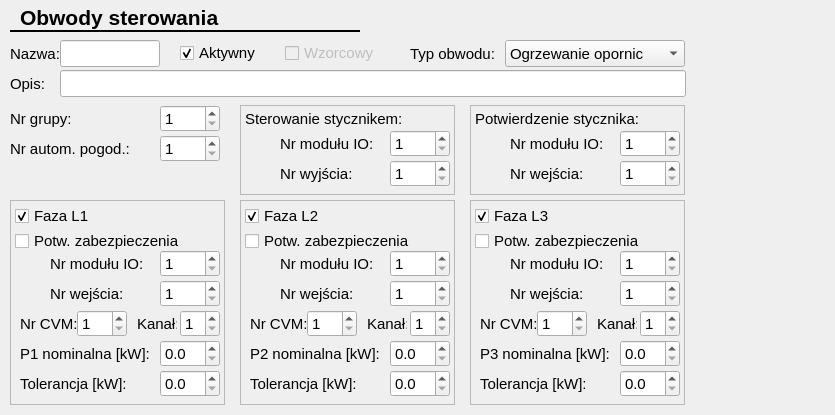
Qt form CfgForms/ccircuitcfgform.ui (kaczmar55/koneor_v2) before a commit.
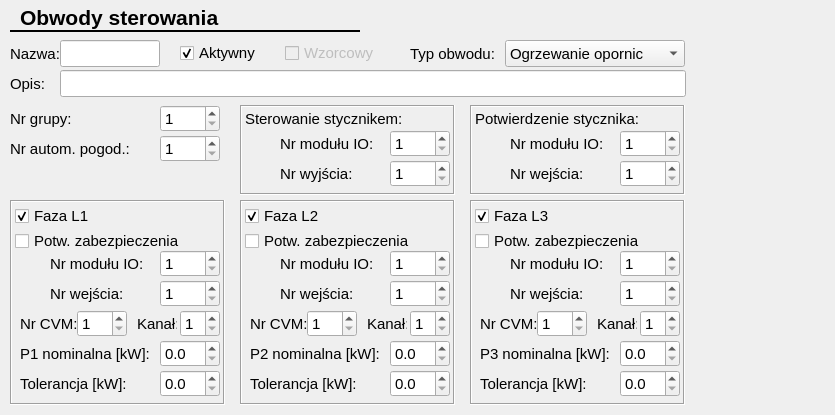
The same form after that commit.

Patch:
```diff
--- a/CfgForms/ccircuitcfgform.ui
+++ b/CfgForms/ccircuitcfgform.ui
@@ -71,10 +71,10 @@
     </font>
    </property>
    <property name="frameShape">
-    <enum>QFrame::StyledPanel</enum>
+    <enum>QFrame::Box</enum>
    </property>
    <property name="frameShadow">
-    <enum>QFrame::Raised</enum>
+    <enum>QFrame::Sunken</enum>
    </property>
    <widget class="QLabel" name="label_46">
     <property name="geometry">
@@ -260,10 +260,10 @@
     </font>
    </property>
    <property name="frameShape">
-    <enum>QFrame::StyledPanel</enum>
+    <enum>QFrame::Box</enum>
    </property>
    <property name="frameShadow">
-    <enum>QFrame::Raised</enum>
+    <enum>QFrame::Sunken</enum>
    </property>
    <widget class="QCheckBox" name="l2ActiveChk">
     <property name="geometry">
@@ -584,10 +584,10 @@
     </font>
    </property>
    <property name="frameShape">
-    <enum>QFrame::StyledPanel</enum>
+    <enum>QFrame::Box</enum>
    </property>
    <property name="frameShadow">
-    <enum>QFrame::Raised</enum>
+    <enum>QFrame::Sunken</enum>
    </property>
    <widget class="QCheckBox" name="l1ActiveChk">
     <property name="geometry">
@@ -926,10 +926,10 @@
     </font>
    </property>
    <property name="frameShape">
-    <enum>QFrame::StyledPanel</enum>
+    <enum>QFrame::Box</enum>
    </property>
    <property name="frameShadow">
-    <enum>QFrame::Raised</enum>
+    <enum>QFrame::Sunken</enum>
    </property>
    <widget class="QCheckBox" name="l3ActiveChk">
     <property name="geometry">
@@ -1320,10 +1320,10 @@
     </font>
    </property>
    <property name="frameShape">
-    <enum>QFrame::StyledPanel</enum>
+    <enum>QFrame::Box</enum>
    </property>
    <property name="frameShadow">
-    <enum>QFrame::Raised</enum>
+    <enum>QFrame::Sunken</enum>
    </property>
    <widget class="QLabel" name="label_49">
     <property name="geometry">
```
